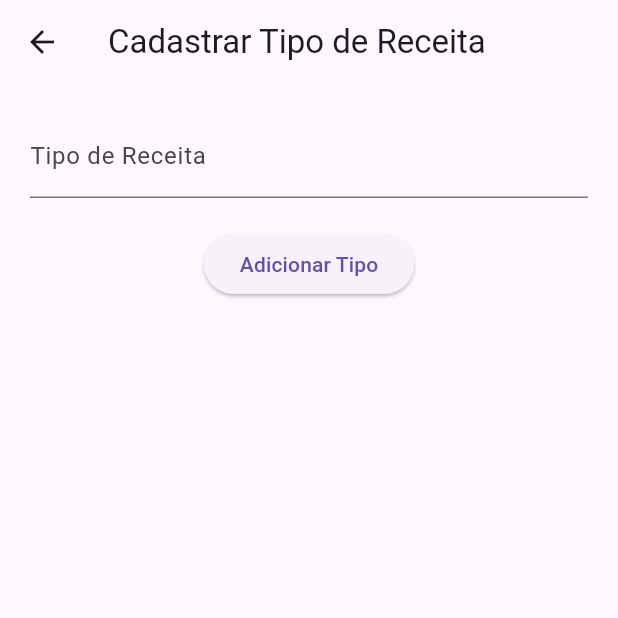
After one commit to samaraasbatista/Financial_App, a Flutter app: the CadastroTipoReceitaPage screen opened directly, after a tap on "Adicionar Tipo", after a tap on the "delete" icon, on a phone screen of 412 x 824 dp, the top half of it. The commit adds this screen. Run offline on Flutter 3.47's test engine with Material 3 defaults, Android fonts, the light colour scheme and no system bars; our stand-ins replace fl_chart, shared_preferences; accounts and stored records are empty.

Commit message:
adicao da tela de cadastro tipo da receita

```diff
--- /dev/null
+++ b/lib/scr/views/pages/cadastar_tipo_receita.dart
@@ -0,0 +1,109 @@
+import 'dart:convert';
+import 'package:flutter/material.dart';
+import 'package:shared_preferences/shared_preferences.dart';
+
+class CadastroTipoReceitaPage extends StatefulWidget {
+  const CadastroTipoReceitaPage({Key? key}) : super(key: key);
+
+  @override
+  _CadastroTipoReceitaPageState createState() => _CadastroTipoReceitaPageState();
+}
+
+class _CadastroTipoReceitaPageState extends State<CadastroTipoReceitaPage> {
+  final TextEditingController _tipoController = TextEditingController();
+  List<String> _tiposReceitas = [];
+  List<Map<String, dynamic>> _transactions = [];
+
+  @override
+  void initState() {
+    super.initState();
+    _loadTiposReceitas();
+    _loadTransactions();
+  }
+
+  void _loadTiposReceitas() async {
+    SharedPreferences prefs = await SharedPreferences.getInstance();
+    setState(() {
+      _tiposReceitas = prefs.getStringList('tiposReceitas') ?? [];
+    });
+  }
+
+  void _loadTransactions() async {
+    SharedPreferences prefs = await SharedPreferences.getInstance();
+    List<String>? transactionList = prefs.getStringList('transactions');
+    if (transactionList != null) {
+      setState(() {
+        _transactions = transactionList.map((transaction) => jsonDecode(transaction) as Map<String, dynamic>).toList();
+      });
+    }
+  }
+
+  void _saveTiposReceitas() async {
+    SharedPreferences prefs = await SharedPreferences.getInstance();
+    await prefs.setStringList('tiposReceitas', _tiposReceitas);
+  }
+
+  void _addTipoReceita() {
+    setState(() {
+      _tiposReceitas.add(_tipoController.text);
+      _tipoController.clear();
+      _saveTiposReceitas();
+    });
+  }
+
+  void _removeTipoReceita(int index) {
+    String tipoToRemove = _tiposReceitas[index];
+    bool isBeingUsed = _transactions.any((transaction) => transaction['tipo'] == tipoToRemove);
+
+    if (!isBeingUsed) {
+      setState(() {
+        _tiposReceitas.removeAt(index);
+        _saveTiposReceitas();
+      });
+    } else {
+      ScaffoldMessenger.of(context).showSnackBar(
+        SnackBar(content: Text('O tipo "$tipoToRemove" está sendo usado e não pode ser removido.')),
+      );
+    }
+  }
+
+  @override
+  Widget build(BuildContext context) {
+    return Scaffold(
+      appBar: AppBar(
+        title: const Text('Cadastrar Tipo de Receita'),
+      ),
+      body: Padding(
+        padding: const EdgeInsets.all(20.0),
+        child: Column(
+          children: [
+            TextField(
+              controller: _tipoController,
+              decoration: const InputDecoration(labelText: 'Tipo de Receita'),
+            ),
+            const SizedBox(height: 20),
+            ElevatedButton(
+              onPressed: _addTipoReceita,
+              child: const Text('Adicionar Tipo'),
+            ),
+            const SizedBox(height: 20),
+            Expanded(
+              child: ListView.builder(
+                itemCount: _tiposReceitas.length,
+                itemBuilder: (context, index) {
+                  return ListTile(
+                    title: Text(_tiposReceitas[index]),
+                    trailing: IconButton(
+                      icon: const Icon(Icons.delete),
+                      onPressed: () => _removeTipoReceita(index),
+                    ),
+                  );
+                },
+              ),
+            ),
+          ],
+        ),
+      ),
+    );
+  }
+}
```
Also changed, not shown: lib/scr/views/pages/cadastrar_receita.dart (+21 -8 lines), lib/scr/views/pages/home_page.dart (+12 -0 lines).
